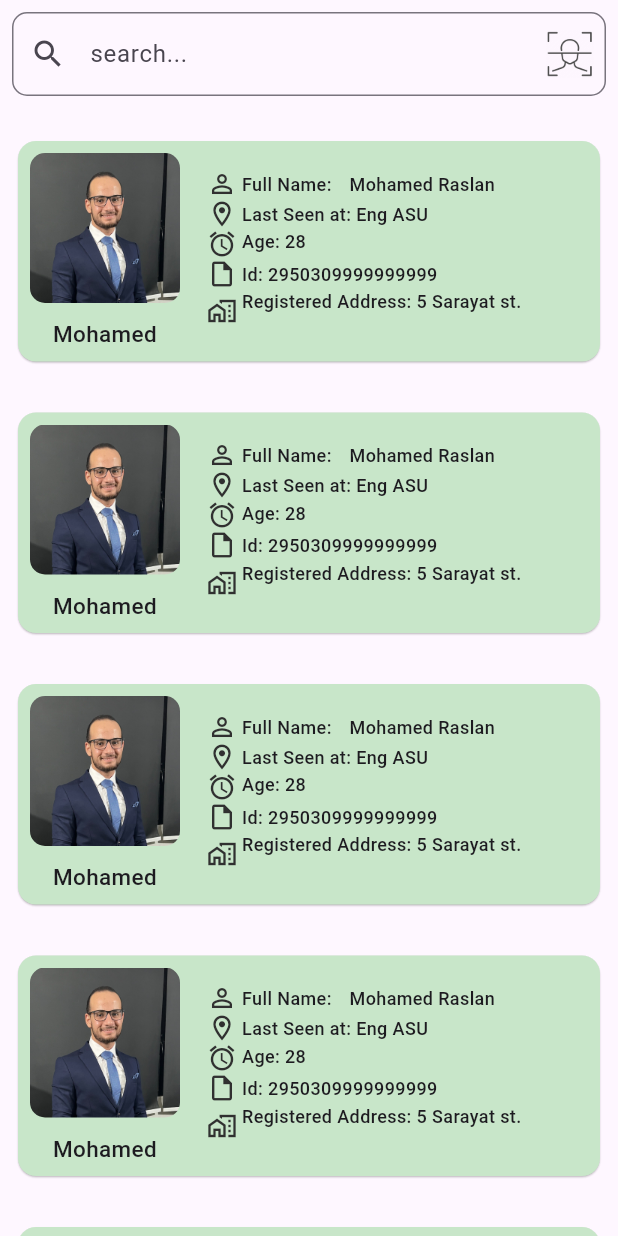
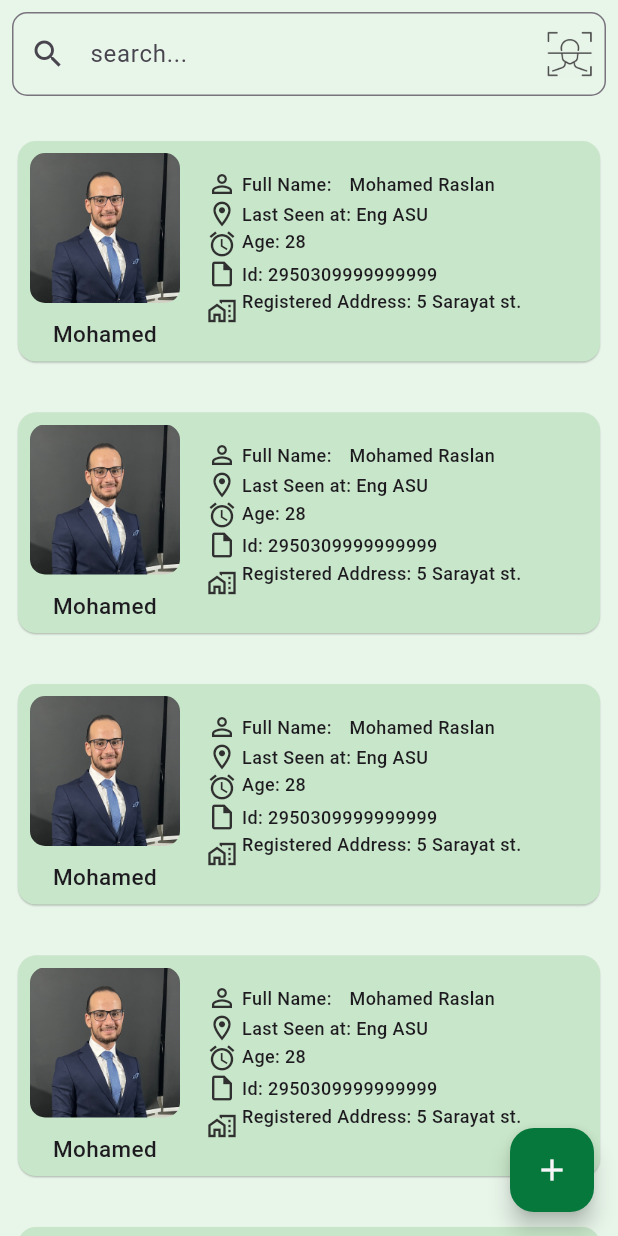
Before and after one commit to mohamedmahmoud95/Google-solution-challenge-2024, a Flutter app: the LostTab screen opened directly with empty values, on a phone screen of 412 x 824 dp. Run offline on Flutter 3.47's test engine with Material 3 defaults, Android fonts, the phone set to English and light mode, and no system bars; our stand-ins replace bloc, card_swiper, equatable, flutter_bloc, image_picker.

Commit message:
UI updates in lost and found screen

```diff
--- a/lib/features/lost and found/presentation/pages/lost_tab.dart
+++ b/lib/features/lost and found/presentation/pages/lost_tab.dart
@@ -1,5 +1,7 @@
 import 'package:flutter/cupertino.dart';
+import 'package:flutter/material.dart';
 
+import '../../../../core/utils/app_colors.dart';
 import '../widgets/lost_person_id_compact_view.dart';
 import '../widgets/lost_person_id_expanded_view.dart';
 import '../widgets/search_bar.dart';
@@ -10,7 +12,11 @@ class LostTab extends StatelessWidget {
 
   @override
   Widget build(BuildContext context) {
-    return SingleChildScrollView(
+    return
+      Scaffold(
+        backgroundColor: Colors.green.shade50,
+
+        body: SingleChildScrollView(
       scrollDirection: Axis.vertical,
       child:
       Wrap(
@@ -34,7 +40,15 @@ class LostTab extends StatelessWidget {
           ).toList(),
         ],
       ),
-
+        ),
+        floatingActionButton: FloatingActionButton(
+          backgroundColor: AppColors.green,
+          onPressed: () {},
+          child: const Icon(
+            Icons.add,
+            color: AppColors.white,
+          ),
+        ),
     );
 
   }
```
Also changed, not shown: lib/features/home/presentation/pages/home_screen.dart (+1 -49 lines), lib/features/lost and found/presentation/pages/found_tab.dart (+13 -2 lines), lib/features/lost and found/presentation/pages/lost_and_found_screen.dart (+8 -8 lines).
